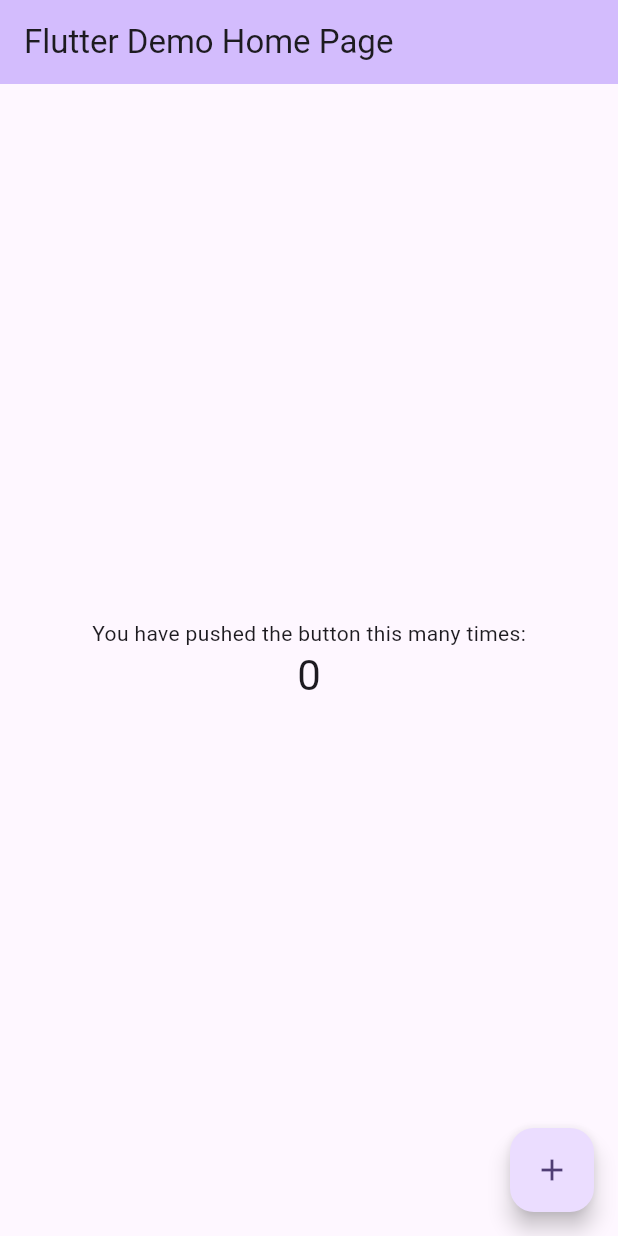
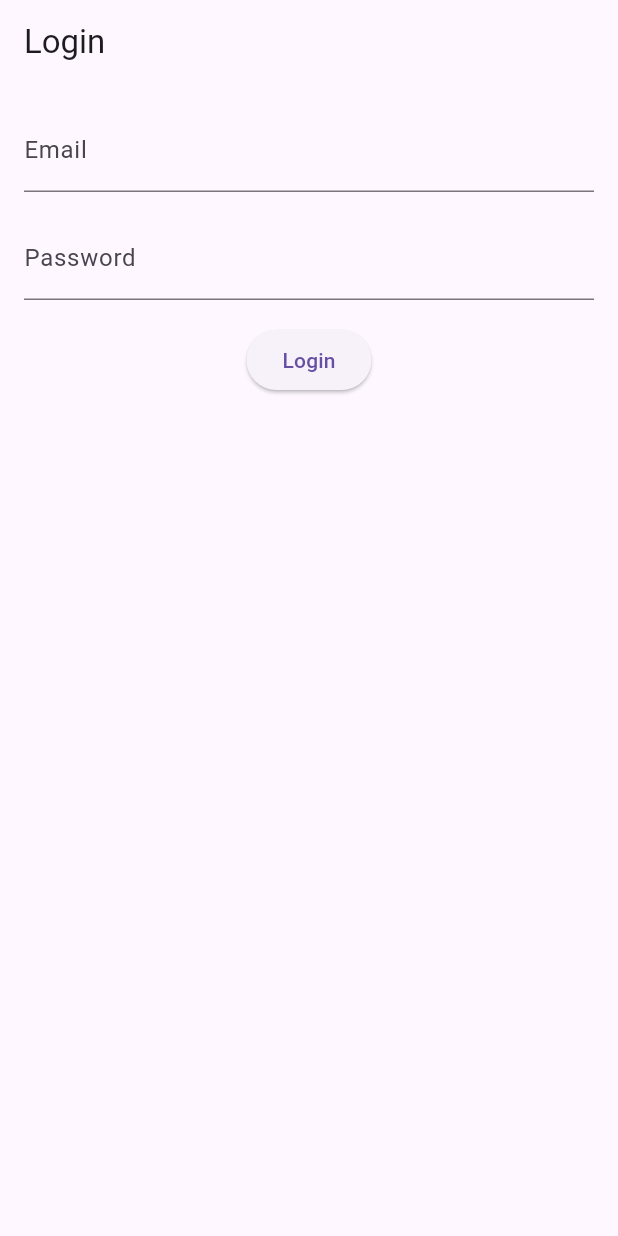
Before and after one commit to wally-w4i/delivery-flutter, a Flutter app: the screen it shows after launch, on a phone screen of 412 x 824 dp. Run offline on Flutter 3.47's test engine with Material 3 defaults, Android fonts, the phone set to English and light mode, and no system bars.

Commit message:
feat: Add login view to validate user (#1)
Co-authored-by: Walter Gabriel Orozco <walter.gabriel.orozco@gmail.com>

```diff
--- a/lib/main.dart
+++ b/lib/main.dart
@@ -1,3 +1,5 @@
+import 'package:delivery_flutter/src/screens/home_screen.dart';
+import 'package:delivery_flutter/src/screens/login_screen.dart';
 import 'package:flutter/material.dart';
 
 void main() {
@@ -7,116 +9,18 @@ void main() {
 class MyApp extends StatelessWidget {
   const MyApp({super.key});
 
-  // This widget is the root of your application.
   @override
   Widget build(BuildContext context) {
     return MaterialApp(
-      title: 'Flutter Demo',
+      title: 'Delivery App',
       theme: ThemeData(
-        // This is the theme of your application.
-        //
-        // TRY THIS: Try running your application with "flutter run". You'll see
-        // the application has a purple toolbar. Then, without quitting the app,
-        // try changing the seedColor in the colorScheme below to Colors.green
-        // and then invoke "hot reload" (save your changes or press the "hot
-        // reload" button in a Flutter-supported IDE, or press "r" if you used
-        // the command line to start the app).
-        //
-        // Notice that the counter didn't reset back to zero; the application
-        // state is not lost during the reload. To reset the state, use hot
-        // restart instead.
-        //
-        // This works for code too, not just values: Most code changes can be
-        // tested with just a hot reload.
-        colorScheme: .fromSeed(seedColor: Colors.deepPurple),
+        primarySwatch: Colors.blue,
       ),
-      home: const MyHomePage(title: 'Flutter Demo Home Page'),
+      home: const LoginScreen(),
+      routes: {
+        '/login': (context) => const LoginScreen(),
+        '/home': (context) => const HomeScreen(),
+      },
     );
   }
 }
-
-class MyHomePage extends StatefulWidget {
-  const MyHomePage({super.key, required this.title});
-
-  // This widget is the home page of your application. It is stateful, meaning
-  // that it has a State object (defined below) that contains fields that affect
-  // how it looks.
-
-  // This class is the configuration for the state. It holds the values (in this
-  // case the title) provided by the parent (in this case the App widget) and
-  // used by the build method of the State. Fields in a Widget subclass are
-  // always marked "final".
-
-  final String title;
-
-  @override
-  State<MyHomePage> createState() => _MyHomePageState();
-}
-
-class _MyHomePageState extends State<MyHomePage> {
-  int _counter = 0;
-
-  void _incrementCounter() {
-    setState(() {
-      // This call to setState tells the Flutter framework that something has
-      // changed in this State, which causes it to rerun the build method below
-      // so that the display can reflect the updated values. If we changed
-      // _counter without calling setState(), then the build method would not be
-      // called again, and so nothing would appear to happen.
-      _counter++;
-    });
-  }
-
-  @override
-  Widget build(BuildContext context) {
-    // This method is rerun every time setState is called, for instance as done
-    // by the _incrementCounter method above.
-    //
-    // The Flutter framework has been optimized to make rerunning build methods
-    // fast, so that you can just rebuild anything that needs updating rather
-    // than having to individually change instances of widgets.
-    return Scaffold(
-      appBar: AppBar(
-        // TRY THIS: Try changing the color here to a specific color (to
-        // Colors.amber, perhaps?) and trigger a hot reload to see the AppBar
-        // change color while the other colors stay the same.
-        backgroundColor: Theme.of(context).colorScheme.inversePrimary,
-        // Here we take the value from the MyHomePage object that was created by
-        // the App.build method, and use it to set our appbar title.
-        title: Text(widget.title),
-      ),
-      body: Center(
-        // Center is a layout widget. It takes a single child and positions it
-        // in the middle of the parent.
-        child: Column(
-          // Column is also a layout widget. It takes a list of children and
-          // arranges them vertically. By default, it sizes itself to fit its
-          // children horizontally, and tries to be as tall as its parent.
-          //
-          // Column has various properties to control how it sizes itself and
-          // how it positions its children. Here we use mainAxisAlignment to
-          // center the children vertically; the main axis here is the vertical
-          // axis because Columns are vertical (the cross axis would be
-          // horizontal).
-          //
-          // TRY THIS: Invoke "debug painting" (choose the "Toggle Debug Paint"
-          // action in the IDE, or press "p" in the console), to see the
-          // wireframe for each widget.
-          mainAxisAlignment: .center,
-          children: [
-            const Text('You have pushed the button this many times:'),
-            Text(
-              '$_counter',
-              style: Theme.of(context).textTheme.headlineMedium,
-            ),
-          ],
-        ),
-      ),
-      floatingActionButton: FloatingActionButton(
-        onPressed: _incrementCounter,
-        tooltip: 'Increment',
-        child: const Icon(Icons.add),
-      ),
-    );
-  }
-}
--- /dev/null
+++ b/lib/src/screens/home_screen.dart
@@ -0,0 +1,17 @@
+import 'package:flutter/material.dart';
+
+class HomeScreen extends StatelessWidget {
+  const HomeScreen({super.key});
+
+  @override
+  Widget build(BuildContext context) {
+    return Scaffold(
+      appBar: AppBar(
+        title: const Text('Home'),
+      ),
+      body: const Center(
+        child: Text('Welcome!'),
+      ),
+    );
+  }
+}
--- /dev/null
+++ b/lib/src/screens/login_screen.dart
@@ -0,0 +1,63 @@
+import 'package:delivery_flutter/src/services/api_service.dart';
+import 'package:flutter/material.dart';
+
+class LoginScreen extends StatefulWidget {
+  const LoginScreen({super.key});
+
+  @override
+  State<LoginScreen> createState() => _LoginScreenState();
+}
+
+class _LoginScreenState extends State<LoginScreen> {
+  final TextEditingController _emailController = TextEditingController();
+  final TextEditingController _passwordController = TextEditingController();
+  final ApiService _apiService = ApiService();
+
+  @override
+  Widget build(BuildContext context) {
+    return Scaffold(
+      appBar: AppBar(
+        title: const Text('Login'),
+      ),
+      body: Padding(
+        padding: const EdgeInsets.all(16.0),
+        child: Column(
+          children: [
+            TextField(
+              controller: _emailController,
+              decoration: const InputDecoration(
+                labelText: 'Email',
+              ),
+            ),
+            const SizedBox(height: 16.0),
+            TextField(
+              controller: _passwordController,
+              decoration: const InputDecoration(
+                labelText: 'Password',
+              ),
+              obscureText: true,
+            ),
+            const SizedBox(height: 16.0),
+            ElevatedButton(
+              onPressed: () async {
+                final email = _emailController.text;
+                final password = _passwordController.text;
+                final token = await _apiService.authenticate(email, password);
+                if (token != null) {
+                  Navigator.pushReplacementNamed(context, '/home');
+                } else {
+                  ScaffoldMessenger.of(context).showSnackBar(
+                    const SnackBar(
+                      content: Text('Failed to login'),
+                    ),
+                  );
+                }
+              },
+              child: const Text('Login'),
+            ),
+          ],
+        ),
+      ),
+    );
+  }
+}
--- /dev/null
+++ b/lib/src/services/api_service.dart
@@ -0,0 +1,25 @@
+import 'dart:convert';
+import 'package:http/http.dart' as http;
+
+class ApiService {
+  static const String _baseUrl = 'http://192.168.20.136:8080';
+
+  Future<String?> authenticate(String email, String password) async {
+    final response = await http.post(
+      Uri.parse('$_baseUrl/api/users/authenticate'),
+      headers: <String, String>{
+        'Content-Type': 'application/json; charset=UTF-8',
+      },
+      body: jsonEncode(<String, String>{
+        'username': email,
+        'password': password,
+      }),
+    );
+
+    if (response.statusCode == 200) {
+      return jsonDecode(response.body)['token'];
+    } else {
+      return null;
+    }
+  }
+}
--- a/pubspec.yaml
+++ b/pubspec.yaml
@@ -34,6 +34,7 @@ dependencies:
   # The following adds the Cupertino Icons font to your application.
   # Use with the CupertinoIcons class for iOS style icons.
   cupertino_icons: ^1.0.8
+  http: ^1.2.2
 
 dev_dependencies:
   flutter_test:
```
Also changed, not shown: pubspec.lock.
